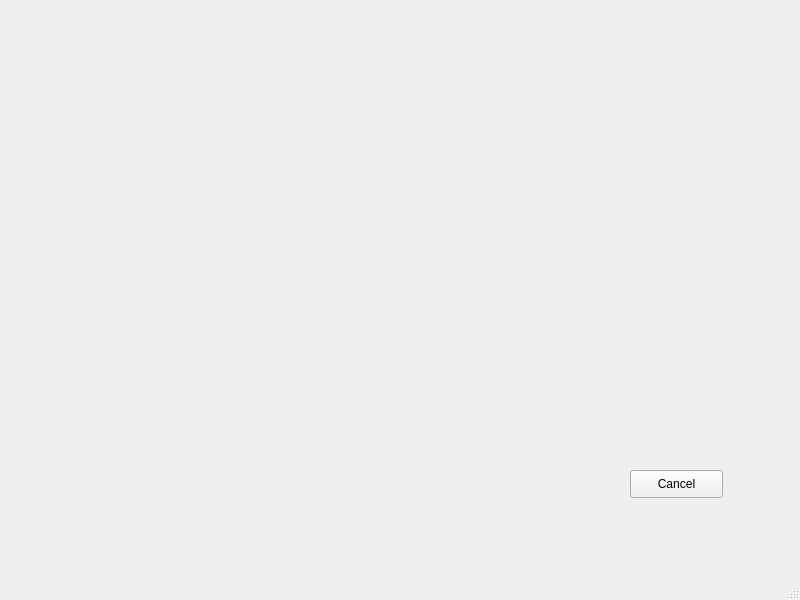
Old version of the form GJR/views/readAirplane.ui in the repository CaduRomaniello/GJR.
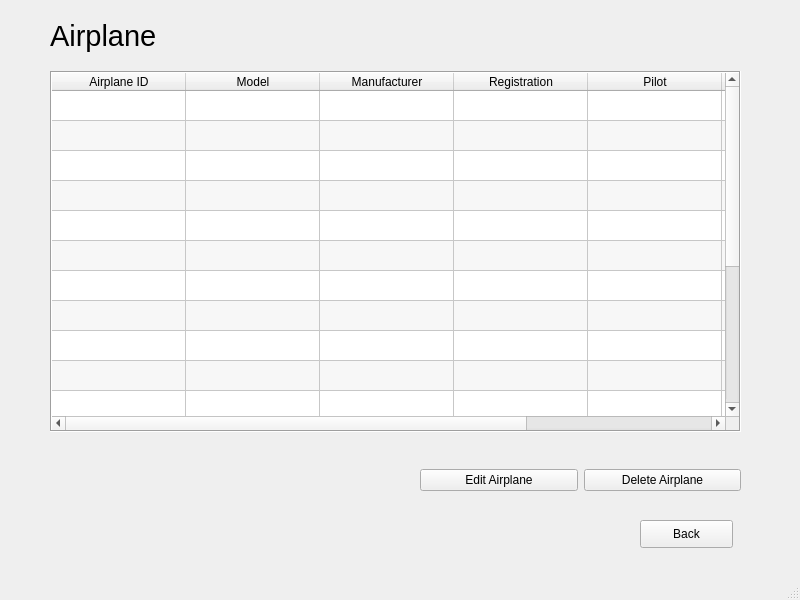
New version of the form.

Patch:
```diff
--- a/GJR/views/readAirplane.ui
+++ b/GJR/views/readAirplane.ui
@@ -17,16 +17,199 @@
    <widget class="QPushButton" name="button_cancel">
     <property name="geometry">
      <rect>
-      <x>630</x>
-      <y>470</y>
+      <x>640</x>
+      <y>520</y>
       <width>93</width>
       <height>28</height>
      </rect>
     </property>
     <property name="text">
-     <string>Cancel</string>
+     <string>Back</string>
     </property>
    </widget>
+   <widget class="QTableWidget" name="table_airplane">
+    <property name="geometry">
+     <rect>
+      <x>50</x>
+      <y>71</y>
+      <width>691</width>
+      <height>361</height>
+     </rect>
+    </property>
+    <property name="tabletTracking">
+     <bool>false</bool>
+    </property>
+    <property name="layoutDirection">
+     <enum>Qt::LeftToRight</enum>
+    </property>
+    <property name="autoFillBackground">
+     <bool>false</bool>
+    </property>
+    <property name="frameShape">
+     <enum>QFrame::Box</enum>
+    </property>
+    <property name="sizeAdjustPolicy">
+     <enum>QAbstractScrollArea::AdjustIgnored</enum>
+    </property>
+    <property name="autoScroll">
+     <bool>true</bool>
+    </property>
+    <property name="editTriggers">
+     <set>QAbstractItemView::NoEditTriggers</set>
+    </property>
+    <property name="dragEnabled">
+     <bool>false</bool>
+    </property>
+    <property name="alternatingRowColors">
+     <bool>true</bool>
+    </property>
+    <property name="textElideMode">
+     <enum>Qt::ElideRight</enum>
+    </property>
+    <property name="verticalScrollMode">
+     <enum>QAbstractItemView::ScrollPerPixel</enum>
+    </property>
+    <property name="showGrid">
+     <bool>true</bool>
+    </property>
+    <property name="gridStyle">
+     <enum>Qt::SolidLine</enum>
+    </property>
+    <property name="sortingEnabled">
+     <bool>true</bool>
+    </property>
+    <property name="wordWrap">
+     <bool>true</bool>
+    </property>
+    <property name="cornerButtonEnabled">
+     <bool>true</bool>
+    </property>
+    <property name="rowCount">
+     <number>19</number>
+    </property>
+    <property name="columnCount">
+     <number>7</number>
+    </property>
+    <attribute name="horizontalHeaderVisible">
+     <bool>true</bool>
+    </attribute>
+    <attribute name="horizontalHeaderCascadingSectionResizes">
+     <bool>false</bool>
+    </attribute>
+    <attribute name="horizontalHeaderDefaultSectionSize">
+     <number>134</number>
+    </attribute>
+    <attribute name="horizontalHeaderHighlightSections">
+     <bool>true</bool>
+    </attribute>
+    <attribute name="horizontalHeaderShowSortIndicator" stdset="0">
+     <bool>true</bool>
+    </attribute>
+    <attribute name="horizontalHeaderStretchLastSection">
+     <bool>false</bool>
+    </attribute>
+    <attribute name="verticalHeaderVisible">
+     <bool>false</bool>
+    </attribute>
+    <row/>
+    <row/>
+    <row/>
+    <row/>
+    <row/>
+    <row/>
+    <row/>
+    <row/>
+    <row/>
+    <row/>
+    <row/>
+    <row/>
+    <row/>
+    <row/>
+    <row/>
+    <row/>
+    <row/>
+    <row/>
+    <row/>
+    <column>
+     <property name="text">
+      <string>Airplane ID</string>
+     </property>
+    </column>
+    <column>
+     <property name="text">
+      <string>Model</string>
+     </property>
+    </column>
+    <column>
+     <property name="text">
+      <string>Manufacturer</string>
+     </property>
+    </column>
+    <column>
+     <property name="text">
+      <string>Registration</string>
+     </property>
+    </column>
+    <column>
+     <property name="text">
+      <string>Pilot</string>
+     </property>
+    </column>
+    <column>
+     <property name="text">
+      <string>Copilot</string>
+     </property>
+    </column>
+    <column>
+     <property name="text">
+      <string>Capacity</string>
+     </property>
+    </column>
+   </widget>
+   <widget class="QLabel" name="label_title">
+    <property name="geometry">
+     <rect>
+      <x>50</x>
+      <y>10</y>
+      <width>201</width>
+      <height>51</height>
+     </rect>
+    </property>
+    <property name="font">
+     <font>
+      <pointsize>22</pointsize>
+     </font>
+    </property>
+    <property name="text">
+     <string>Airplane</string>
+    </property>
+   </widget>
+   <widget class="QWidget" name="horizontalLayoutWidget">
+    <property name="geometry">
+     <rect>
+      <x>420</x>
+      <y>450</y>
+      <width>321</width>
+      <height>61</height>
+     </rect>
+    </property>
+    <layout class="QHBoxLayout" name="horizontalLayout">
+     <item>
+      <widget class="QPushButton" name="button_edit_airplane">
+       <property name="text">
+        <string>Edit Airplane</string>
+       </property>
+      </widget>
+     </item>
+     <item>
+      <widget class="QPushButton" name="button_delete_airplane">
+       <property name="text">
+        <string>Delete Airplane</string>
+       </property>
+      </widget>
+     </item>
+    </layout>
+   </widget>
   </widget>
   <widget class="QMenuBar" name="menubar">
    <property name="geometry">
```
Left out of the diff: 2 changed lines with no effect on the pictures.
